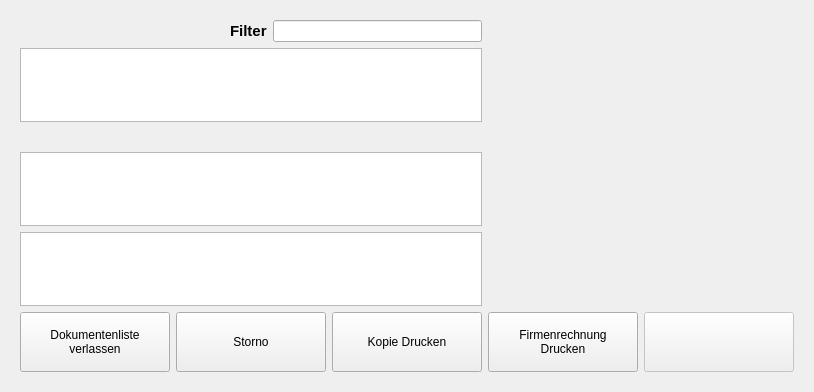
Above: src/ui/qrkdocument.ui from todvora/qrk-registrier-kasse before the change. Below: the same form after it.
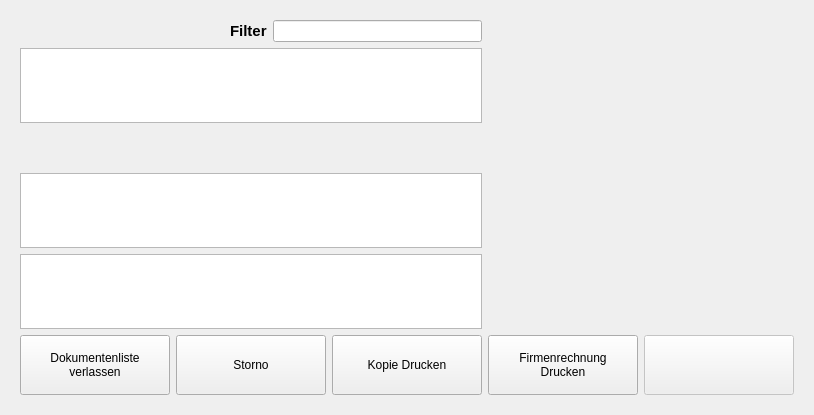
That is the form after the change. Icons and pictures are not drawn.

```diff
--- a/src/ui/qrkdocument.ui
+++ b/src/ui/qrkdocument.ui
@@ -7,7 +7,7 @@
     <x>0</x>
     <y>0</y>
     <width>812</width>
-    <height>392</height>
+    <height>415</height>
    </rect>
   </property>
   <property name="windowTitle">
@@ -106,6 +106,13 @@
           </property>
          </widget>
         </item>
+        <item>
+         <widget class="QLabel" name="customerTextLabel">
+          <property name="text">
+           <string/>
+          </property>
+         </widget>
+        </item>
         <item>
          <widget class="QTextBrowser" name="textBrowser">
           <property name="styleSheet">
```
